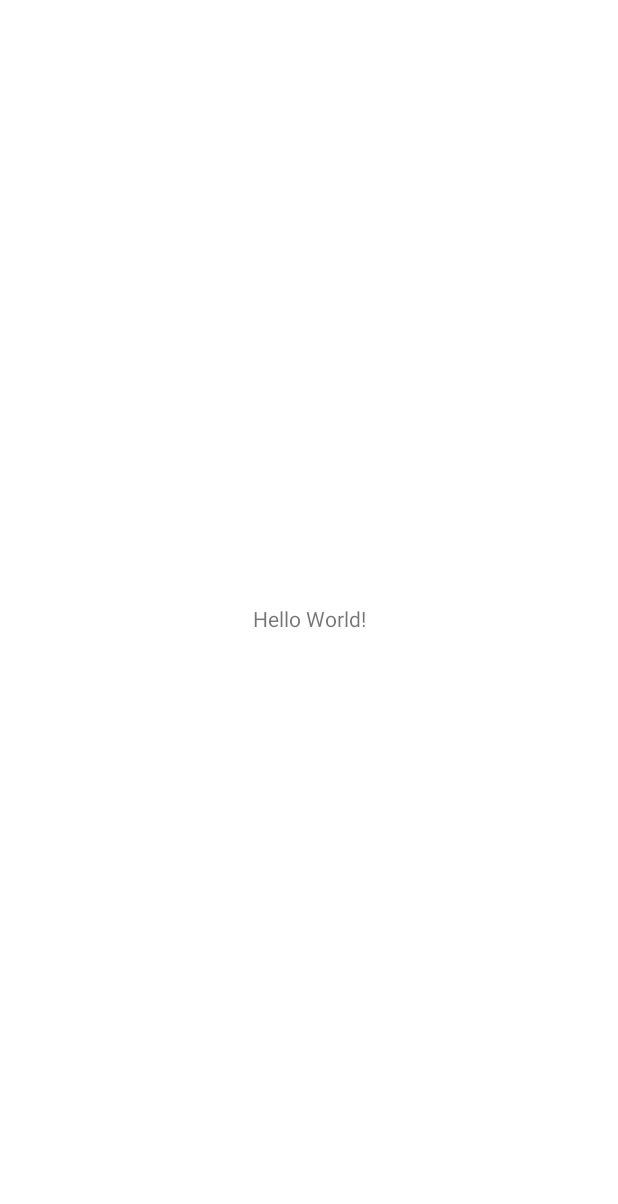
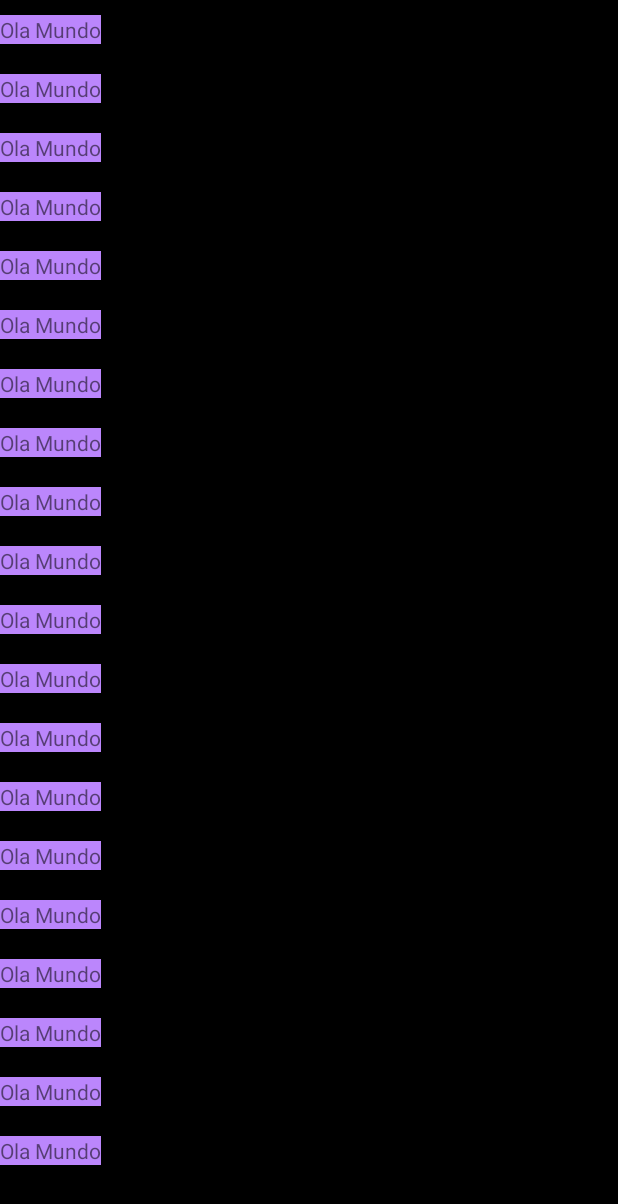
Before and after one commit to luc-ads/NetflixApp, an Android app: the screen it shows after launch (MainActivity), on a phone screen of 412 x 824 dp. Before the commit the part shown is almost empty. Shown: the top 1204 px of the screen. Run offline under Robolectric (Android 15) with nearby library versions, the phone set to English and light mode, and no system bars.

Commit message:
Add recycler e o adapter na MainActivity

```diff
--- a/NetflixRemake/app/build.gradle
+++ b/NetflixRemake/app/build.gradle
@@ -30,6 +30,9 @@ android {
     kotlinOptions {
         jvmTarget = '1.8'
     }
+    buildFeatures {
+        viewBinding true
+    }
 }
 
 dependencies {
--- a/NetflixRemake/app/src/main/java/co/tiagoaguiar/netflixremake/MainActivity.kt
+++ b/NetflixRemake/app/src/main/java/co/tiagoaguiar/netflixremake/MainActivity.kt
@@ -2,10 +2,40 @@ package co.tiagoaguiar.netflixremake
 
 import androidx.appcompat.app.AppCompatActivity
 import android.os.Bundle
+import android.view.LayoutInflater
+import android.view.ViewGroup
+import androidx.recyclerview.widget.RecyclerView
+import co.tiagoaguiar.netflixremake.databinding.ActivityMainBinding
+import co.tiagoaguiar.netflixremake.databinding.MovieItemBinding
 
 class MainActivity : AppCompatActivity() {
+
+    private lateinit var binding: ActivityMainBinding
     override fun onCreate(savedInstanceState: Bundle?) {
         super.onCreate(savedInstanceState)
-        setContentView(R.layout.activity_main)
+        binding = ActivityMainBinding.inflate(layoutInflater)
+        setContentView(binding.root)
+
+        binding.rv.adapter = MainAdapter()
+    }
+
+    private inner class MainAdapter: RecyclerView.Adapter<MainAdapter.MovieViewHolder>() {
+        override fun onCreateViewHolder(
+            parent: ViewGroup,
+            viewType: Int
+        ): MainAdapter.MovieViewHolder {
+
+            val binding = MovieItemBinding.inflate(LayoutInflater.from(parent.context), parent,false)
+            return MovieViewHolder(binding)
+        }
+
+        override fun onBindViewHolder(holder: MainAdapter.MovieViewHolder, position: Int) {
+        }
+
+        override fun getItemCount(): Int = 20
+
+        private inner class MovieViewHolder(itemBinding: MovieItemBinding) :RecyclerView.ViewHolder(itemBinding.root) {
+
+        }
     }
 }
--- a/NetflixRemake/app/src/main/res/layout/activity_main.xml
+++ b/NetflixRemake/app/src/main/res/layout/activity_main.xml
@@ -6,13 +6,12 @@
     android:layout_height="match_parent"
     tools:context=".MainActivity">
 
-    <TextView
-        android:layout_width="wrap_content"
-        android:layout_height="wrap_content"
-        android:text="Hello World!"
-        app:layout_constraintBottom_toBottomOf="parent"
-        app:layout_constraintLeft_toLeftOf="parent"
-        app:layout_constraintRight_toRightOf="parent"
-        app:layout_constraintTop_toTopOf="parent" />
+    <androidx.recyclerview.widget.RecyclerView
+        android:id="@+id/rv"
+        android:layout_width="match_parent"
+        android:layout_height="match_parent"
+        android:background="@color/black"
+        tools:listitem="@layout/movie_item"
+        app:layoutManager="androidx.recyclerview.widget.LinearLayoutManager"/>
 
 </androidx.constraintlayout.widget.ConstraintLayout>
--- /dev/null
+++ b/NetflixRemake/app/src/main/res/layout/movie_item.xml
@@ -0,0 +1,17 @@
+<?xml version="1.0" encoding="utf-8"?>
+<androidx.constraintlayout.widget.ConstraintLayout xmlns:android="http://schemas.android.com/apk/res/android"
+    android:layout_width="wrap_content"
+    android:layout_height="wrap_content"
+    android:layout_marginVertical="10dp"
+    xmlns:app="http://schemas.android.com/apk/res-auto">
+
+    <TextView
+        android:id="@+id/movie_title"
+        android:layout_width="wrap_content"
+        android:layout_height="wrap_content"
+        android:text="Ola Mundo"
+        android:background="@color/purple_200"
+        app:layout_constraintStart_toStartOf="parent"
+        app:layout_constraintTop_toTopOf="parent"/>
+
+</androidx.constraintlayout.widget.ConstraintLayout>
```
